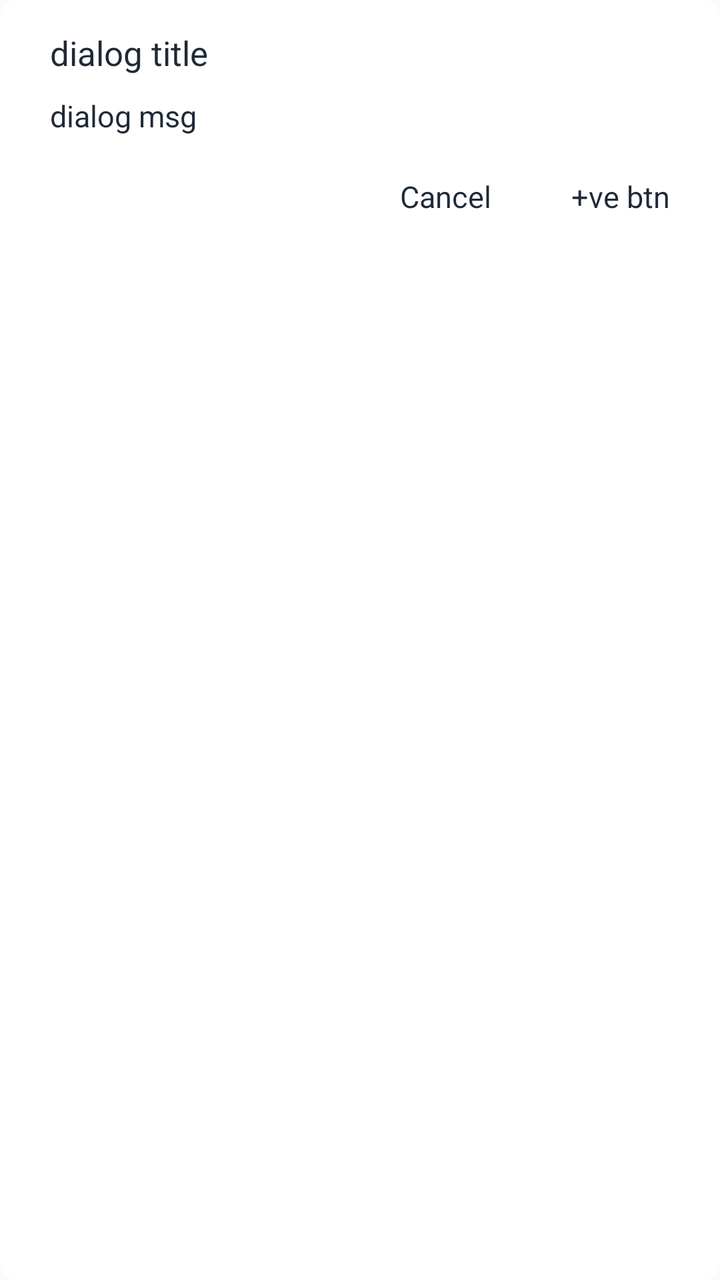
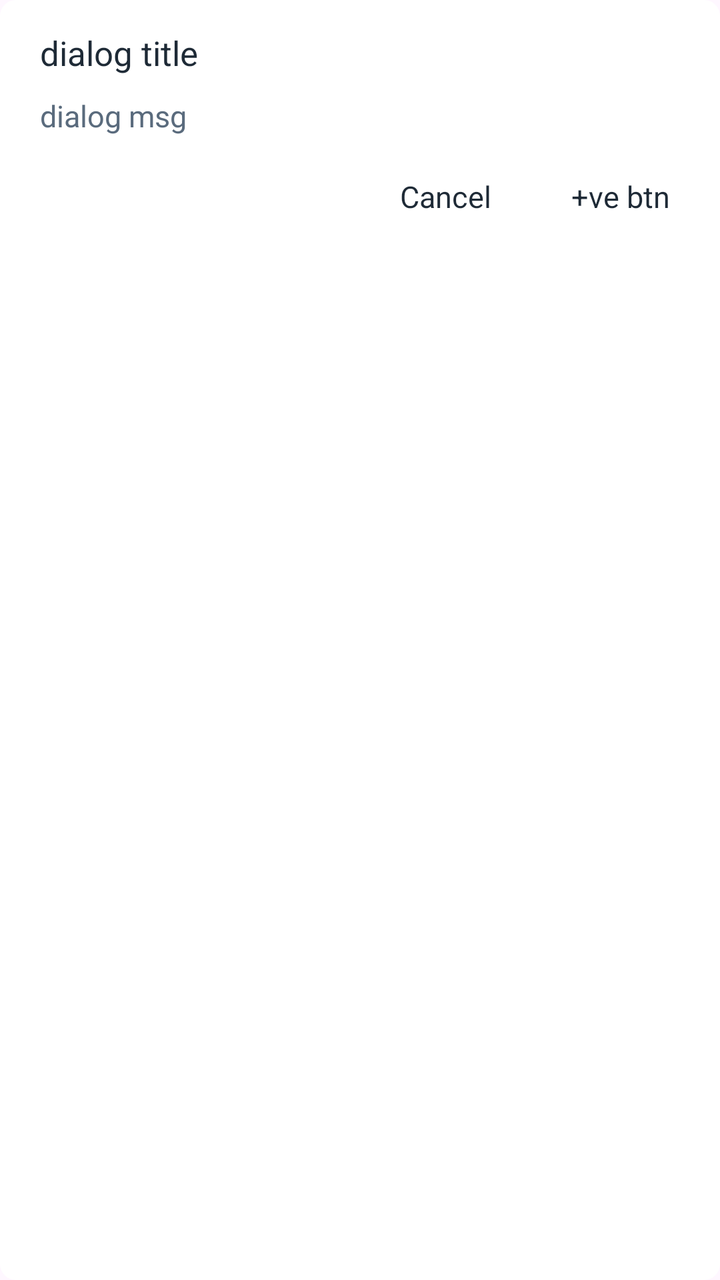

An Android layout rendered at two revisions. The XML below is the earlier revision; the diff shows what the commit changed to produce the second picture.
<!-- AndroidManifest.xml: application theme Theme.GharKharch -->
<!-- res/layout/dialog_generic.xml -->
<?xml version="1.0" encoding="utf-8"?>
<LinearLayout xmlns:android="http://schemas.android.com/apk/res/android"
    android:layout_width="match_parent"
    android:layout_height="wrap_content"
    android:layout_marginHorizontal="@dimen/margin_medium"
    android:background="@drawable/rounded_panel"
    android:backgroundTint="@color/dialog_bg"
    android:orientation="vertical"
    android:padding="@dimen/padding_medium">

    <TextView
        android:id="@+id/dialog_title"
        android:layout_width="match_parent"
        android:layout_height="wrap_content"
        android:paddingHorizontal="@dimen/padding_large"
        android:paddingVertical="@dimen/padding_small"
        android:text="dialog title"
        android:textSize="@dimen/text_size_large" />

    <TextView
        android:id="@+id/dialog_msg"
        android:layout_width="match_parent"
        android:layout_height="wrap_content"
        android:paddingHorizontal="@dimen/padding_large"
        android:paddingVertical="@dimen/padding_small"
        android:text="dialog msg"
        android:textSize="@dimen/text_size_medium" />

    <LinearLayout
        android:layout_width="match_parent"
        android:layout_height="wrap_content"
        android:gravity="end"
        android:orientation="horizontal">

        <TextView
            android:id="@+id/negative_btn"
            android:layout_width="wrap_content"
            android:layout_height="wrap_content"
            android:layout_marginHorizontal="@dimen/margin_medium"
            android:padding="@dimen/padding_large"
            android:text="Cancel"
            android:textSize="@dimen/text_size_medium" />

        <TextView
            android:id="@+id/positive_btn"
            android:layout_width="wrap_content"
            android:layout_height="wrap_content"
            android:padding="@dimen/padding_large"
            android:text="+ve btn"
            android:textSize="@dimen/text_size_medium" />

    </LinearLayout>

</LinearLayout>
<!-- resources referenced by this layout -->
<resources>
  <color name="dialog_bg">#FFFFFF</color>
  <dimen name="margin_medium">10dp</dimen>
  <dimen name="padding_large">15dp</dimen>
  <dimen name="padding_medium">10dp</dimen>
  <dimen name="padding_small">5dp</dimen>
  <dimen name="text_size_large">17sp</dimen>
  <dimen name="text_size_medium">15sp</dimen>
  <!-- drawable rounded_panel (drawable) -->
  <?xml version="1.0" encoding="utf-8"?>
  <shape xmlns:android="http://schemas.android.com/apk/res/android"
      android:shape="rectangle">
      <corners android:radius="8dp" />
  </shape>
  <style name="Theme.GharKharch" parent="Base.Theme.GharKharch">
          <item name="colorPrimary">@color/backgroundColor</item>
          <item name="colorSecondary">@color/lGrey</item>
          
          <item name="colorOnSecondary">@color/primaryTextColor</item>
          <item name="colorOnPrimary">@color/primaryTextColor</item>
          
          <item name="android:textColor">@color/primaryTextColor</item>
          <item name="android:textColorPrimary">@color/primaryTextColor</item>
          <item name="android:textColorSecondary">@color/primaryTextColorVariant</item>
          
          <item name="android:statusBarColor">@color/backgroundColorVariant</item>
          <item name="android:navigationBarColor">@color/backgroundColorVariant</item>
          <item name="android:windowLightNavigationBar">true</item>
          <item name="android:windowLightStatusBar">true</item>
  
      </style>
  <style name="Base.Theme.GharKharch" parent="Theme.Material3.DayNight.NoActionBar">
          
      </style>
  <color name="backgroundColor">#F2F6FA</color>
  <color name="lGrey">#616161</color>
  <color name="primaryTextColor">#1E2A36</color>
  <color name="primaryTextColorVariant">#5A6B7D</color>
  <color name="backgroundColorVariant">#E1EAF1</color>
</resources>

<!-- the commit's change to res/layout/dialog_generic.xml (unified diff, before → after) -->
@@ -1,5 +1,6 @@
 <?xml version="1.0" encoding="utf-8"?>
 <LinearLayout xmlns:android="http://schemas.android.com/apk/res/android"
+    xmlns:tools="http://schemas.android.com/tools"
     android:layout_width="match_parent"
     android:layout_height="wrap_content"
     android:layout_marginHorizontal="@dimen/margin_medium"
@@ -12,7 +13,7 @@
         android:id="@+id/dialog_title"
         android:layout_width="match_parent"
         android:layout_height="wrap_content"
-        android:paddingHorizontal="@dimen/padding_large"
+        android:paddingHorizontal="@dimen/padding_medium"
         android:paddingVertical="@dimen/padding_small"
         android:text="dialog title"
         android:textSize="@dimen/text_size_large" />
@@ -21,9 +22,10 @@
         android:id="@+id/dialog_msg"
         android:layout_width="match_parent"
         android:layout_height="wrap_content"
-        android:paddingHorizontal="@dimen/padding_large"
+        android:paddingHorizontal="@dimen/padding_medium"
         android:paddingVertical="@dimen/padding_small"
         android:text="dialog msg"
+        android:textColor="@color/primaryTextColorVariant"
         android:textSize="@dimen/text_size_medium" />
 
     <LinearLayout
